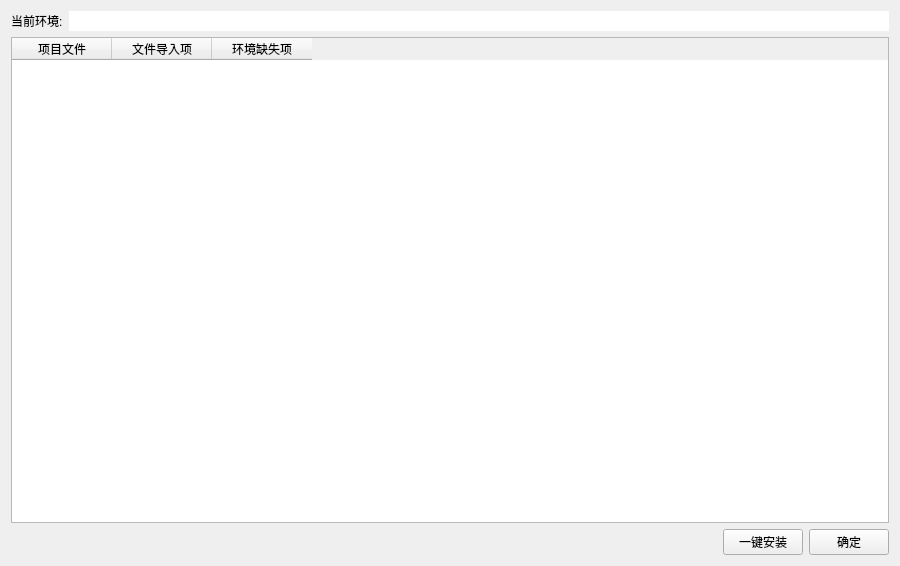
The window that ui/imports_check.ui (hrpzcf/AwesomePyKit) describes before a commit, drawn with Qt 5.
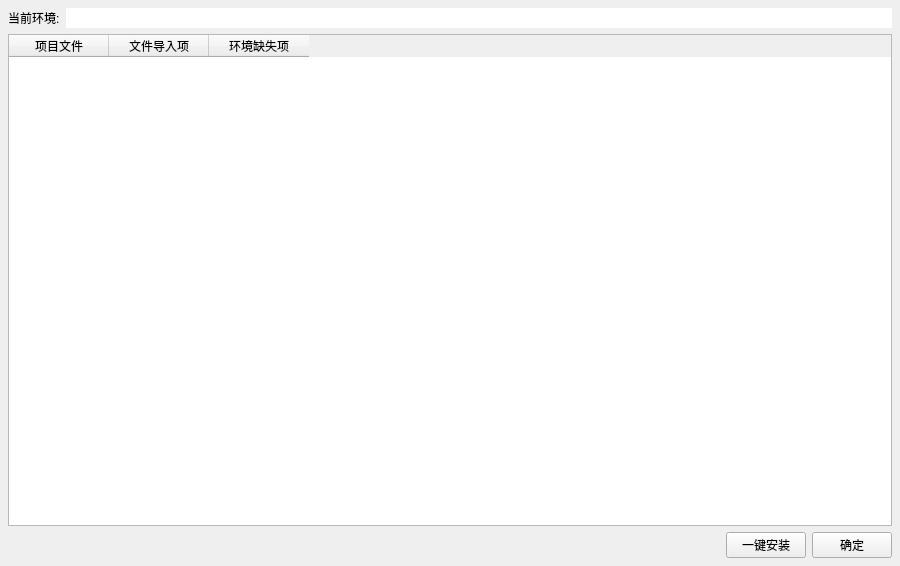
The same window after the commit.

Diff of the .ui file:
```diff
--- a/ui/imports_check.ui
+++ b/ui/imports_check.ui
@@ -22,6 +22,18 @@
    <string>导入项检查</string>
   </property>
   <layout class="QHBoxLayout" name="horizontalLayout_3">
+   <property name="leftMargin">
+    <number>8</number>
+   </property>
+   <property name="topMargin">
+    <number>8</number>
+   </property>
+   <property name="rightMargin">
+    <number>8</number>
+   </property>
+   <property name="bottomMargin">
+    <number>8</number>
+   </property>
    <item>
     <layout class="QVBoxLayout" name="verticalLayout_2">
      <item>
```
